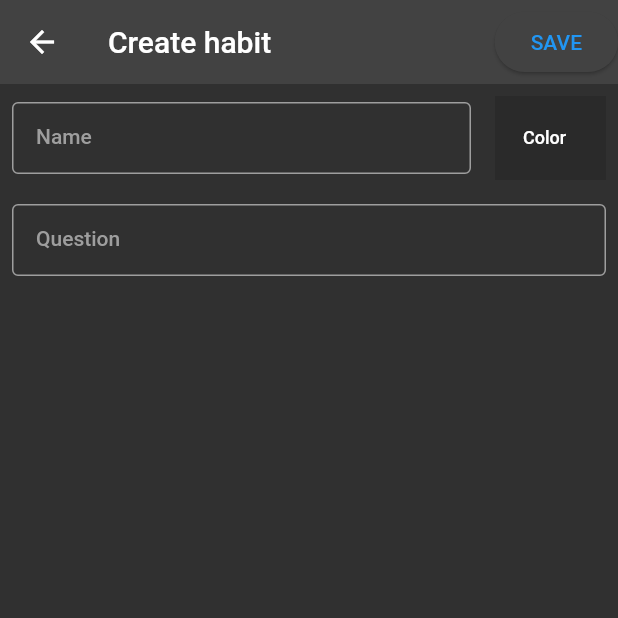
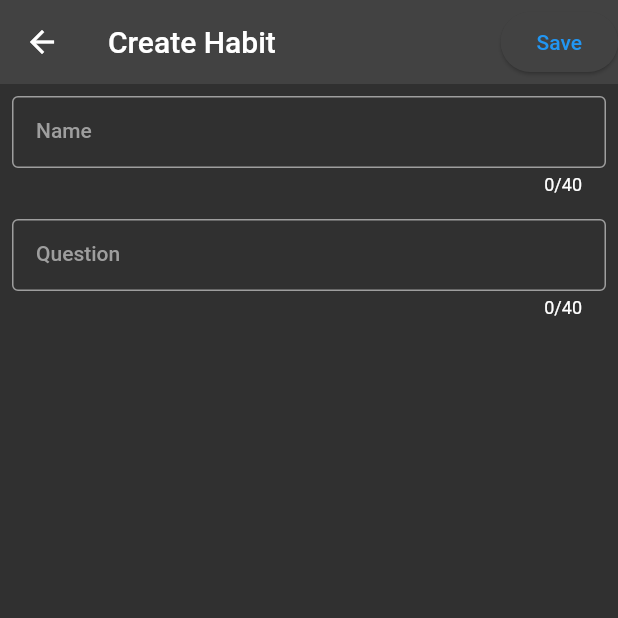
Before and after one commit to H11TM4N/habit_tracker_app, a Flutter app: the screen it shows after launch, after a tap on the "add" icon, on a phone screen of 412 x 824 dp, the top half of it. Run offline on Flutter 3.47's test engine with Material 2 defaults, Android fonts, the phone set to English and light mode, and no system bars; our stand-ins replace flutter_riverpod, flutter_slidable, font_awesome_flutter.

Commit message:
start over and swtich from provider to reiverpod

```diff
--- a/lib/main.dart
+++ b/lib/main.dart
@@ -1,42 +1,22 @@
 import 'package:flutter/material.dart';
-import 'package:habit_tracker_app/providers/create_habit_provider.dart';
-import 'package:habit_tracker_app/providers/current_date_provider.dart';
-import 'package:provider/provider.dart';
-import 'providers/habit_overview_provider.dart';
 import 'screens/home_page.dart';
-import 'providers/habit_provider.dart';
+import 'package:flutter_riverpod/flutter_riverpod.dart';
 
 void main() {
-  runApp(const MyApp());
+  runApp(const ProviderScope(child: MyApp()));
 }
 
 class MyApp extends StatelessWidget {
   const MyApp({super.key});
   @override
   Widget build(BuildContext context) {
-    return MultiProvider(
-      providers: [
-        ChangeNotifierProvider(
-          create: (context) => HabitProvider(),
-        ),
-        ChangeNotifierProvider(
-          create: (context) => DateProvider(),
-        ),
-        ChangeNotifierProvider(
-          create: (context) => CreateHabitProvider(),
-        ),
-        ChangeNotifierProvider(
-          create: (context) => HabitOverviewProvider(),
-        ),
-      ],
-      child: MaterialApp(
-        debugShowCheckedModeBanner: false,
-        title: 'Habit Tracker App',
-        theme: ThemeData.dark().copyWith(
-          useMaterial3: true,
-        ),
-        home: const HomePage(),
+    return MaterialApp(
+      debugShowCheckedModeBanner: false,
+      title: 'Habit Tracker App',
+      theme: ThemeData.dark().copyWith(
+        useMaterial3: true,
       ),
+      home: const HomePage(),
     );
   }
 }
--- a/lib/models/habit.dart
+++ b/lib/models/habit.dart
@@ -1,13 +1,17 @@
-// import 'package:flutter/material.dart';
+class Habit {
+  String title;
+  String question;
+  bool isDone;
 
-// class Habit {
-//   String name;
-//   bool isDone;
-//   Color textColor; // Add a property for text color
+  Habit({
+    required this.title,
+    required this.isDone,
+    required this.question,
+  });
+}
 
-//   Habit({
-//     required this.name,
-//     required this.isDone,
-//     required this.textColor,
-//   });
-// }
+class HabitList {
+  List<Habit> habits;
+
+  HabitList({required this.habits});
+}
--- a/lib/providers/create_habit_provider.dart
+++ /dev/null
@@ -1,48 +0,0 @@
-import 'package:flutter/material.dart';
-
-class CreateHabitProvider extends ChangeNotifier {
-  // text controllers
-  final nameController = TextEditingController();
-  final questionController = TextEditingController();
-  final unitController = TextEditingController();
-  final targetController = TextEditingController();
-
-  Color? habitTextColor; // Store the selected text color for the habit
-
-  // Define a list of colors to choose from
-  final List<Color> colorOptions = [
-    Colors.red,
-    Colors.green,
-    Colors.blue,
-    Colors.orange,
-    Colors.purple,
-  ];
-
-  // Function to show a dialog with color options
-  Future<void> showColorSelectionDialog(BuildContext context) async {
-    final selectedColor = await showDialog<Color>(
-      context: context,
-      builder: (context) {
-        return SimpleDialog(
-          title: const Text('Select Text Color'),
-          children: colorOptions.map((color) {
-            return SimpleDialogOption(
-              onPressed: () {
-                Navigator.pop(context, color);
-              },
-              child: Container(
-                color: color,
-                height: 40,
-              ),
-            );
-          }).toList(),
-        );
-      },
-    );
-
-    if (selectedColor != null) {
-      habitTextColor = selectedColor;
-      notifyListeners();
-    }
-  }
-}
--- a/lib/providers/current_date_provider.dart
+++ /dev/null
@@ -1,19 +0,0 @@
-import 'package:flutter/material.dart';
-import 'package:intl/intl.dart';
-
-class DateProvider extends ChangeNotifier {
-  String currentTime = ' ';
-  String currentDate = ' ';
-
-  DateProvider() {
-    updateTime();
-  }
-
-  void updateTime() {
-    currentTime = DateFormat('HH:mm:ss').format(DateTime.now());
-    currentDate = DateFormat('EEE, MMM d').format(DateTime.now());
-
-    Future.delayed(const Duration(seconds: 1), updateTime);
-    notifyListeners();
-  }
-}
--- a/lib/providers/habit_overview_provider.dart
+++ /dev/null
@@ -1,27 +0,0 @@
-import 'package:flutter/widgets.dart';
-import 'package:table_calendar/table_calendar.dart';
-
-class HabitOverviewProvider extends ChangeNotifier {
-  CalendarFormat _calendarFormat = CalendarFormat.month;
-  DateTime _focusedDay = DateTime.now();
-  DateTime? _selectedDay;
-
-  CalendarFormat get calendarFormat => _calendarFormat;
-  DateTime get focusedDay => _focusedDay;
-  DateTime? get selectedDay => _selectedDay;
-
-  set calendarFormat(CalendarFormat format) {
-    _calendarFormat = format;
-    notifyListeners();
-  }
-
-  set focusedDay(DateTime day) {
-    _focusedDay = day;
-    notifyListeners();
-  }
-
-  set selectedDay(DateTime? day) {
-    _selectedDay = day;
-    notifyListeners();
-  }
-}
--- /dev/null
+++ b/lib/screens/add_habit_screen.dart
@@ -0,0 +1,39 @@
+import 'package:flutter/material.dart';
+import 'package:flutter_riverpod/flutter_riverpod.dart';
+import 'package:habit_tracker_app/providers/habit_provider.dart';
+import 'package:habit_tracker_app/widgets/custom_textfields/textfield.dart';
+
+class AddHabitScreen extends ConsumerWidget {
+  const AddHabitScreen({super.key});
+
+  @override
+  Widget build(BuildContext context, WidgetRef ref) {
+    return Scaffold(
+      appBar: AppBar(
+        title: const Text('Create Habit'),
+        actions: [
+          ElevatedButton(
+            onPressed: () {
+              Navigator.pop(context);
+              ref.watch(habitProvider.notifier).addHabit();
+            },
+            child: const Text('Save'),
+          ),
+        ],
+      ),
+      body: Column(
+        children: [
+          KtextField(
+            title: 'Name',
+            controller: ref.read(habitProvider.notifier).habitNameController,
+            hintText: 'Exercise',
+          ),
+          KtextField(
+              title: 'Question',
+              controller: ref.read(habitProvider.notifier).questionController,
+              hintText: 'Did you excersise today?'),
+        ],
+      ),
+    );
+  }
+}
--- a/lib/screens/add_habit_screens/yes_or_no_screen.dart
+++ /dev/null
@@ -1,80 +0,0 @@
-import 'package:flutter/material.dart';
-import 'package:habit_tracker_app/providers/habit_provider.dart';
-import 'package:habit_tracker_app/widgets/custom_textfields/textfield.dart';
-import 'package:provider/provider.dart';
-import '../../providers/create_habit_provider.dart';
-
-class AddHAbitScreen extends StatefulWidget {
-  const AddHAbitScreen({super.key});
-
-  @override
-  State<AddHAbitScreen> createState() => _AddHAbitScreenState();
-}
-
-class _AddHAbitScreenState extends State<AddHAbitScreen> {
-  @override
-  Widget build(BuildContext context) {
-    CreateHabitProvider createHabitProvider =
-        Provider.of<CreateHabitProvider>(context);
-    HabitProvider habitProvider = Provider.of<HabitProvider>(context);
-
-    return Scaffold(
-      appBar: AppBar(
-        title: const Text('Create habit'),
-        actions: [
-          ElevatedButton(
-              onPressed: () {
-                habitProvider.addHabit(
-                    context, createHabitProvider.nameController.text);
-                createHabitProvider.nameController.clear();
-              },
-              child: const Text('SAVE'))
-        ],
-      ),
-      body: Column(
-        children: [
-          Row(
-            children: [
-              Expanded(
-                child: CustomTextField(
-                  title: 'Name',
-                  hintText: 'Exercise',
-                  controller: createHabitProvider.nameController,
-                ),
-              ),
-              GestureDetector(
-                onTap: () {
-                  createHabitProvider.showColorSelectionDialog(context);
-                },
-                child: SizedBox(
-                  width: 90,
-                  child: Padding(
-                    padding: const EdgeInsets.all(8.0),
-                    child: ListTile(
-                      tileColor:
-                          createHabitProvider.habitTextColor ?? Colors.black12,
-                      title: const Center(
-                        child: Text(
-                          'Color',
-                          style: TextStyle(
-                            color: Colors.white, // Set a default text color
-                            fontSize: 12,
-                          ),
-                        ),
-                      ),
-                    ),
-                  ),
-                ),
-              ),
-            ],
-          ),
-          CustomTextField(
-            title: 'Question',
-            hintText: 'Did you exercise today?',
-            controller: createHabitProvider.questionController,
-          ),
-        ],
-      ),
-    );
-  }
-}
--- a/lib/screens/home_page.dart
+++ b/lib/screens/home_page.dart
@@ -1,40 +1,51 @@
 import 'package:flutter/material.dart';
-import 'package:habit_tracker_app/screens/add_habit_screens/yes_or_no_screen.dart';
+import 'package:flutter_riverpod/flutter_riverpod.dart';
+import 'package:habit_tracker_app/providers/habit_provider.dart';
+import 'package:habit_tracker_app/screens/add_habit_screen.dart';
+import 'package:habit_tracker_app/screens/habit_overview.dart';
 import 'package:habit_tracker_app/widgets/custom_page_transition/custom_page_route_transition.dart';
-import 'package:habit_tracker_app/widgets/habits.dart';
-import 'package:habit_tracker_app/widgets/home_page_items/date_displaying_listtile.dart';
+import 'package:habit_tracker_app/widgets/custom_slidable_widget/slidable_widget.dart';
+import 'package:habit_tracker_app/widgets/habit_item.dart';
 
-class HomePage extends StatefulWidget {
+class HomePage extends ConsumerWidget {
   const HomePage({super.key});
 
   @override
-  State<HomePage> createState() => _HomePageState();
-}
+  Widget build(BuildContext context, WidgetRef ref) {
+    final habitList = ref.watch(habitProvider);
+    final habits = habitList.habits;
 
-class _HomePageState extends State<HomePage> {
-  @override
-  Widget build(BuildContext context) {
     return Scaffold(
       appBar: AppBar(
-        centerTitle: true,
         title: const Text('Habits'),
-        leading: const Icon(Icons.sort),
         actions: [
           IconButton(
             onPressed: () {
-              Navigator.of(context).push(
-                MyCustomRouteTransition(route: const AddHAbitScreen()),
-              );
+              Navigator.push(context,
+                  MyCustomRouteTransition(route: const AddHabitScreen()));
             },
             icon: const Icon(Icons.add),
           ),
         ],
       ),
-      body: const Column(
-        children: [
-          DateTile(),
-          Expanded(child: Habits()),
-        ],
+      body: ListView.builder(
+        itemCount: habits.length,
+        itemBuilder: (context, index) => KslidableWidget(
+          isDone: habits[index].isDone,
+          onDelete: (ctx) =>
+              ref.watch(habitProvider.notifier).removeHabit(index),
+          onCheck: (ctx) =>
+              ref.watch(habitProvider.notifier).toggleIsDone(index),
+          child: HabitTile(
+            title: habits[index].title,
+            subtitle: habits[index].question,
+            isDone: habits[index].isDone,
+            tileOnTap: () {
+              Navigator.push(context,
+                  MyCustomRouteTransition(route: const HabitOverview()));
+            },
+          ),
+        ),
       ),
     );
   }
--- a/lib/widgets/custom_textfields/textfield.dart
+++ b/lib/widgets/custom_textfields/textfield.dart
@@ -1,10 +1,10 @@
 import 'package:flutter/material.dart';
 
-class CustomTextField extends StatelessWidget {
+class KtextField extends StatelessWidget {
   final String title;
   final String hintText;
   final TextEditingController controller;
-  const CustomTextField({
+  const KtextField({
     super.key,
     required this.title,
     required this.controller,
@@ -16,6 +16,7 @@ class CustomTextField extends StatelessWidget {
     return Padding(
       padding: const EdgeInsets.all(8.0),
       child: TextField(
+        maxLength: 40,
         controller: controller,
         decoration: InputDecoration(
           labelText: title,
--- a/lib/widgets/habits.dart
+++ /dev/null
@@ -1,46 +0,0 @@
-import 'package:flutter/material.dart';
-import 'package:habit_tracker_app/providers/habit_provider.dart';
-import 'package:habit_tracker_app/screens/habit_overview/habit_overview_screen.dart';
-import 'package:habit_tracker_app/widgets/custom_page_transition/custom_page_route_transition.dart';
-import 'package:provider/provider.dart';
-import '../providers/create_habit_provider.dart';
-import 'habit_item.dart';
-
-class Habits extends StatelessWidget {
-  const Habits({super.key});
-
-  @override
-  Widget build(BuildContext context) {
-    HabitProvider habitProvider = Provider.of<HabitProvider>(context);
-    CreateHabitProvider createHabitProvider =
-        Provider.of<CreateHabitProvider>(context);
-
-    return ListView.builder(
-      padding: const EdgeInsets.all(4.0),
-      itemCount: habitProvider.habits.length,
-      itemBuilder: (context, index) => Dismissible(
-        key: Key('key_${habitProvider.habits[index]}'),
-        onDismissed: (direction) => habitProvider.removeHabit(index, context),
-        background: Container(
-          color: Colors.red,
-          child: const Icon(Icons.delete),
-        ),
-        child: HabitTile(
-          title: habitProvider.habits[index],
-          isDone: habitProvider.isDoneList[index],
-          tileOnTap: () {
-            Navigator.of(context).push(
-              MyCustomRouteTransition(
-                  route: HabitOverviewScreen(
-                habitName: habitProvider.habits[index],
-              )),
-            );
-          },
-          onTap: () => habitProvider.finishedTask(index),
-          textColor:
-              createHabitProvider.habitTextColor ?? Colors.white, // dummy
-        ),
-      ),
-    );
-  }
-}
--- a/lib/widgets/home_page_items/date_displaying_listtile.dart
+++ /dev/null
@@ -1,40 +0,0 @@
-import 'package:flutter/material.dart';
-import 'package:provider/provider.dart';
-import '../../providers/current_date_provider.dart';
-import '../../providers/habit_provider.dart';
-
-class DateTile extends StatelessWidget {
-  const DateTile({super.key});
-
-  @override
-  Widget build(BuildContext context) {
-    DateProvider dateProvider = Provider.of<DateProvider>(context);
-    HabitProvider habitProvider = Provider.of<HabitProvider>(context);
-    return ListTile(
-      leading: Row(
-        mainAxisSize: MainAxisSize.min,
-        children: [
-          Column(
-            mainAxisSize: MainAxisSize.min,
-            children: [
-              const Text('Today'),
-              Text(
-                dateProvider.currentDate,
-                style:
-                    const TextStyle(fontSize: 12, fontWeight: FontWeight.bold),
-              ),
-            ],
-          ),
-          SizedBox(
-            width: MediaQuery.of(context).size.width * .55,
-            height: 3,
-          ),
-          Text(
-            '${habitProvider.completedHabitsCount}/${habitProvider.habits.length}',
-            style: const TextStyle(fontSize: 16),
-          )
-        ],
-      ),
-    );
-  }
-}
--- a/pubspec.yaml
+++ b/pubspec.yaml
@@ -35,12 +35,13 @@ dependencies:
   # The following adds the Cupertino Icons font to your application.
   # Use with the CupertinoIcons class for iOS style icons.
   cupertino_icons: ^1.0.2
-  provider: ^6.0.5
   intl: ^0.18.1
-  shared_preferences: ^2.2.1
   uuid: ^4.1.0
   reorderables: ^0.6.0
   table_calendar: ^3.0.9
+  flutter_riverpod: ^2.4.2
+  flutter_slidable: ^3.0.0
+  font_awesome_flutter: ^10.5.0
 
 dev_dependencies:
   flutter_test:
```
Also changed, not shown: lib/providers/habit_provider.dart (+44 -52 lines), lib/screens/habit_overview.dart (added, +14 -0 lines), lib/screens/habit_overview/habit_overview_screen.dart (deleted, +0 -24 lines), lib/widgets/custom_slidable_widget/slidable_widget.dart (added, +57 -0 lines), lib/widgets/habit_item.dart (+15 -19 lines), lib/widgets/habit_overview_widgets/habit_calender.dart (deleted, +0 -57 lines), pubspec.lock, 1 other file.
